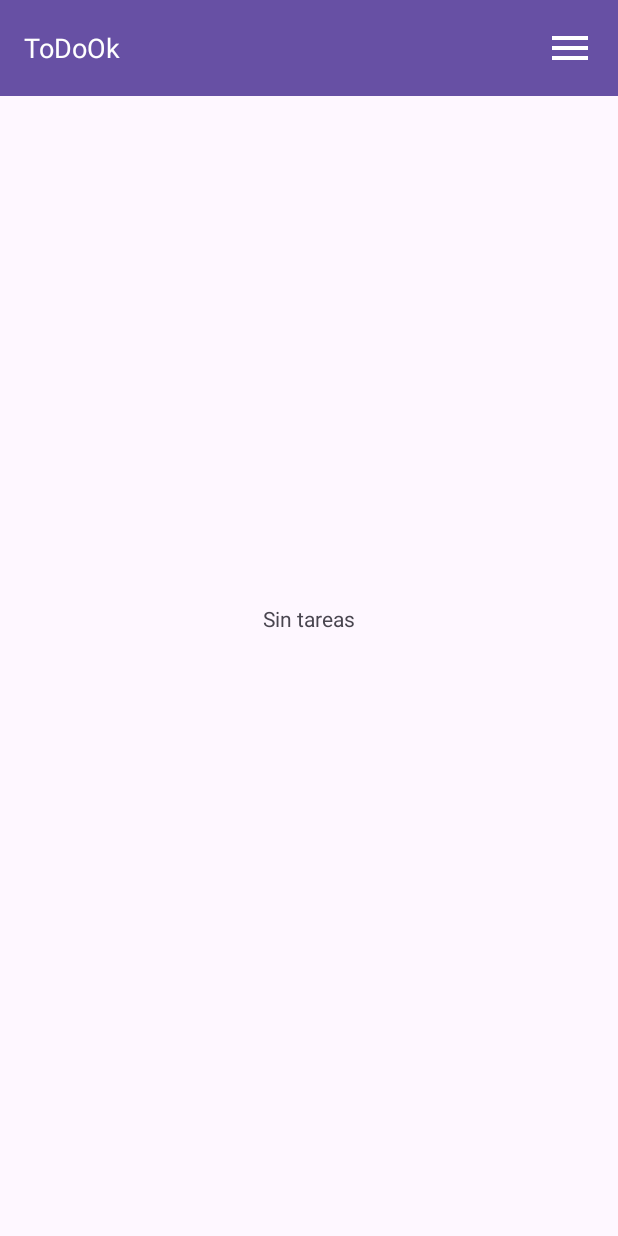
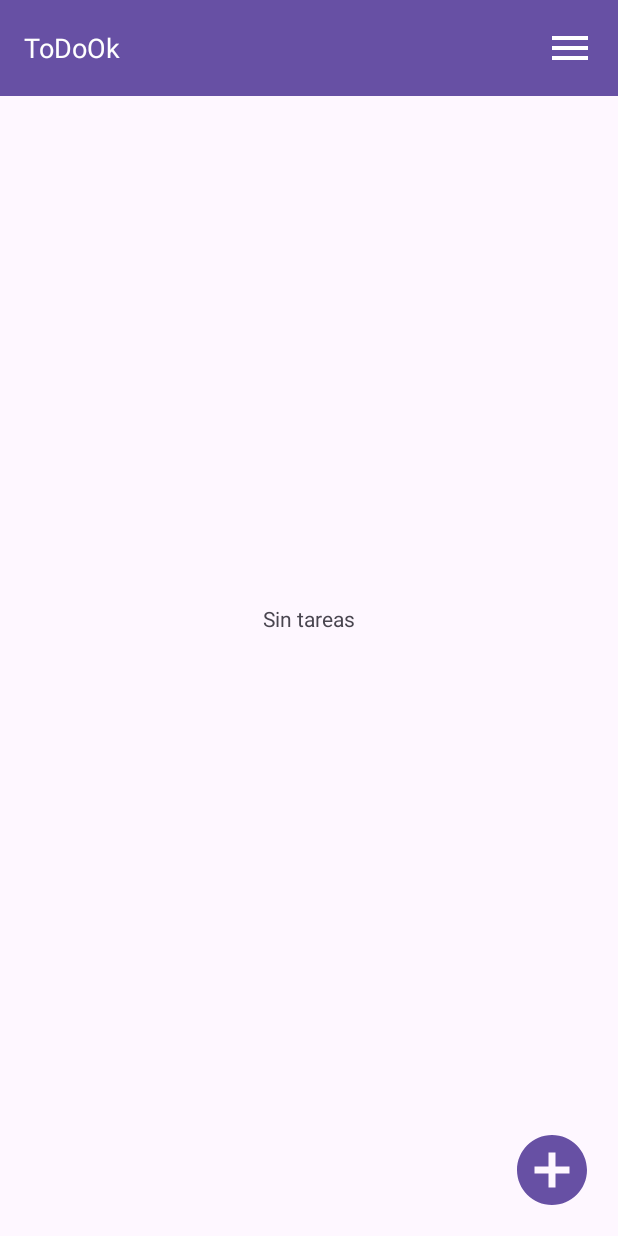
Before and after one commit to jnramos24/ToDoOk, an Android app: the screen it shows after launch (MainActivity), on a phone screen of 412 x 824 dp. Run offline under Robolectric (Android 15) with nearby library versions, the phone set to English and light mode, and no system bars.

Commit message:
add button to add task

```diff
--- /dev/null
+++ b/app/src/main/res/drawable/baseline_add_circle_cian_32.xml
@@ -0,0 +1,5 @@
+<vector android:height="32dp" android:tint="#46D8EA"
+    android:viewportHeight="24" android:viewportWidth="24"
+    android:width="32dp" xmlns:android="http://schemas.android.com/apk/res/android">
+    <path android:fillColor="@android:color/white" android:pathData="M12,2C6.48,2 2,6.48 2,12s4.48,10 10,10 10,-4.48 10,-10S17.52,2 12,2zM17,13h-4v4h-2v-4L7,13v-2h4L11,7h2v4h4v2z"/>
+</vector>
--- a/app/src/main/res/layout/activity_main.xml
+++ b/app/src/main/res/layout/activity_main.xml
@@ -46,4 +46,15 @@
         app:layout_constraintStart_toStartOf="parent"
         app:layout_constraintTop_toTopOf="parent" />
 
+    <Button
+        android:id="@+id/circularButton"
+        android:layout_width="56dp"
+        android:layout_height="56dp"
+        android:layout_margin="16dp"
+        android:background="@drawable/baseline_add_circle_cian_32"
+        android:textSize="24sp"
+        app:layout_constraintBottom_toBottomOf="parent"
+        app:layout_constraintEnd_toEndOf="parent"
+        tools:ignore="SpeakableTextPresentCheck" />
+
 </androidx.constraintlayout.widget.ConstraintLayout>
```
